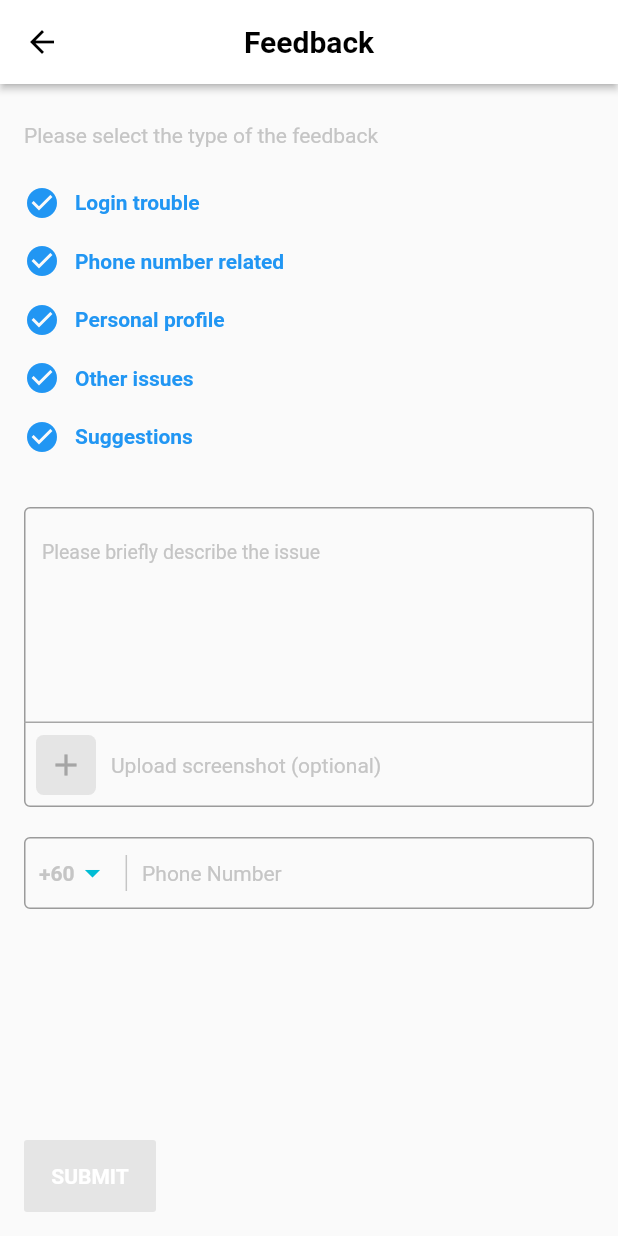
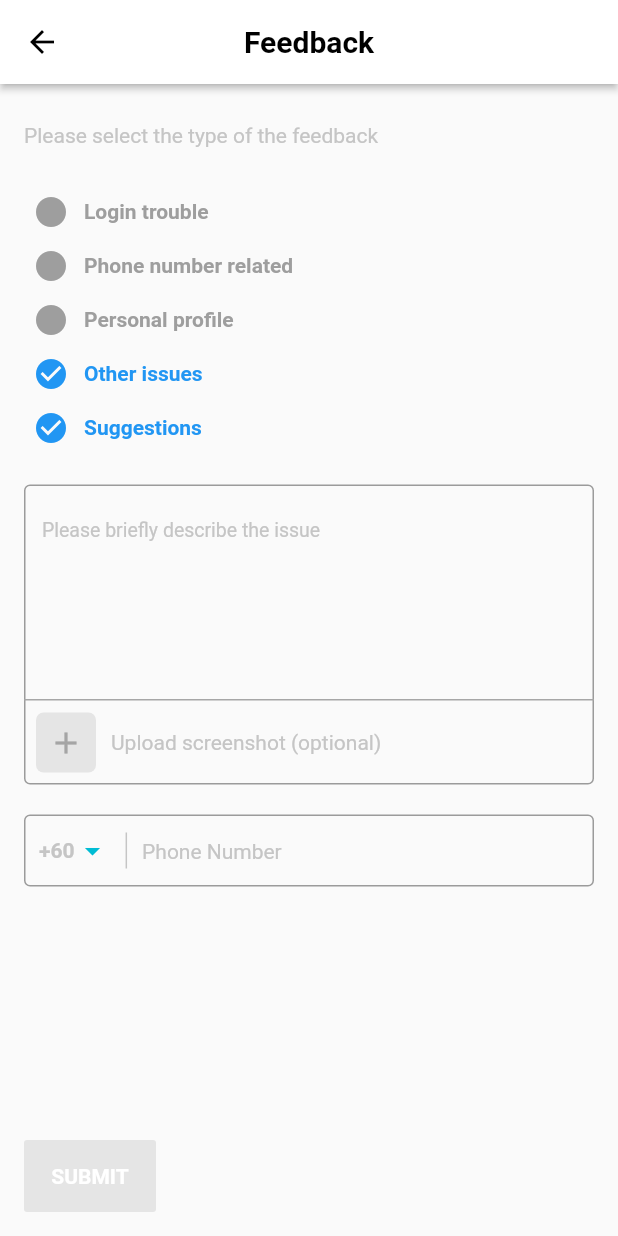
Before and after one commit to iqfareez/flutter_feedback_ui_by_neecoder_x, a Flutter app: the screen it shows after launch, on a phone screen of 412 x 824 dp. Run offline on Flutter 3.47's test engine with Material 2 defaults, Android fonts, the phone set to English and light mode, and no system bars.

Commit message:
APK RELEASE

```diff
--- a/lib/ui22.dart
+++ b/lib/ui22.dart
@@ -1,6 +1,13 @@
 import 'package:flutter/material.dart';
 
-class UI22 extends StatelessWidget {
+class UI22 extends StatefulWidget {
+  @override
+  _UI22State createState() => _UI22State();
+}
+
+class _UI22State extends State<UI22> {
+  List<bool> isTypeSelected = [false, false, false, true, true];
+
   @override
   Widget build(BuildContext context) {
     return Scaffold(
@@ -33,11 +40,51 @@ class UI22 extends StatelessWidget {
               ),
             ),
             SizedBox(height: 25.0),
-            buildCheckItem("Login trouble"),
-            buildCheckItem("Phone number related"),
-            buildCheckItem("Personal profile"),
-            buildCheckItem("Other issues"),
-            buildCheckItem("Suggestions"),
+            GestureDetector(
+              child: buildCheckItem(
+                  title: "Login trouble", isSelected: isTypeSelected[0]),
+              onTap: () {
+                setState(() {
+                  isTypeSelected[0] = !isTypeSelected[0];
+                });
+              },
+            ),
+            GestureDetector(
+              child: buildCheckItem(
+                  title: "Phone number related", isSelected: isTypeSelected[1]),
+              onTap: () {
+                setState(() {
+                  isTypeSelected[1] = !isTypeSelected[1];
+                });
+              },
+            ),
+            GestureDetector(
+              child: buildCheckItem(
+                  title: "Personal profile", isSelected: isTypeSelected[2]),
+              onTap: () {
+                setState(() {
+                  isTypeSelected[2] = !isTypeSelected[2];
+                });
+              },
+            ),
+            GestureDetector(
+              child: buildCheckItem(
+                  title: "Other issues", isSelected: isTypeSelected[3]),
+              onTap: () {
+                setState(() {
+                  isTypeSelected[3] = !isTypeSelected[3];
+                });
+              },
+            ),
+            GestureDetector(
+              child: buildCheckItem(
+                  title: "Suggestions", isSelected: isTypeSelected[4]),
+              onTap: () {
+                setState(() {
+                  isTypeSelected[4] = !isTypeSelected[4];
+                });
+              },
+            ),
             SizedBox(
               height: 20.0,
             ),
@@ -185,19 +232,21 @@ class UI22 extends StatelessWidget {
     );
   }
 
-  buildCheckItem(title) {
-    return Padding(
-      padding: EdgeInsets.only(bottom: 15.0),
+  Widget buildCheckItem({String title, bool isSelected}) {
+    return Container(
+      padding: const EdgeInsets.all(6.0),
       child: Row(
         children: [
           Icon(
-            Icons.check_circle,
-            color: Colors.blue,
+            isSelected ? Icons.check_circle : Icons.circle,
+            color: isSelected ? Colors.blue : Colors.grey,
           ),
           SizedBox(width: 10.0),
           Text(
             title,
-            style: TextStyle(fontWeight: FontWeight.bold, color: Colors.blue),
+            style: TextStyle(
+                fontWeight: FontWeight.bold,
+                color: isSelected ? Colors.blue : Colors.grey),
           ),
         ],
       ),
```
Also changed, not shown: 5 other files.
